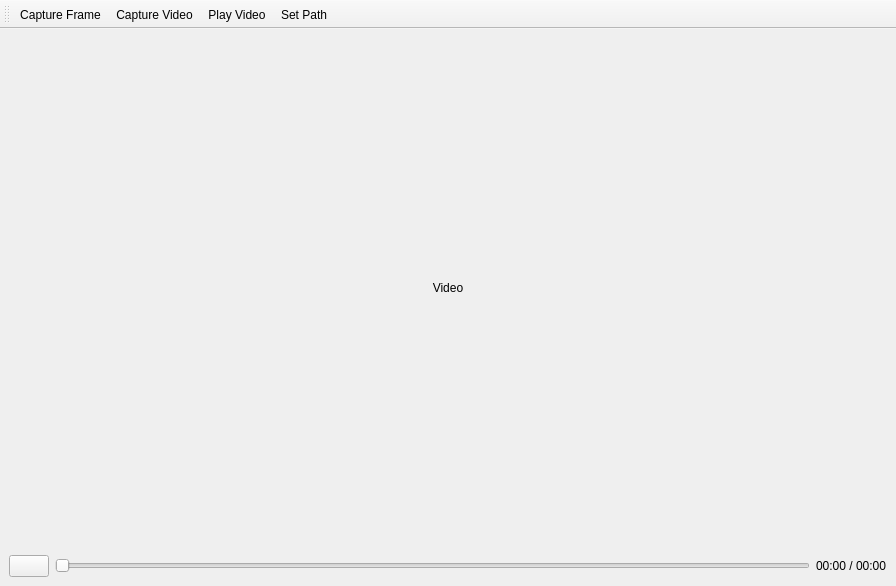
Nachos-mic/Aplikacja_Strumienie_Wideo, file mainwindow.ui: the form before one commit.
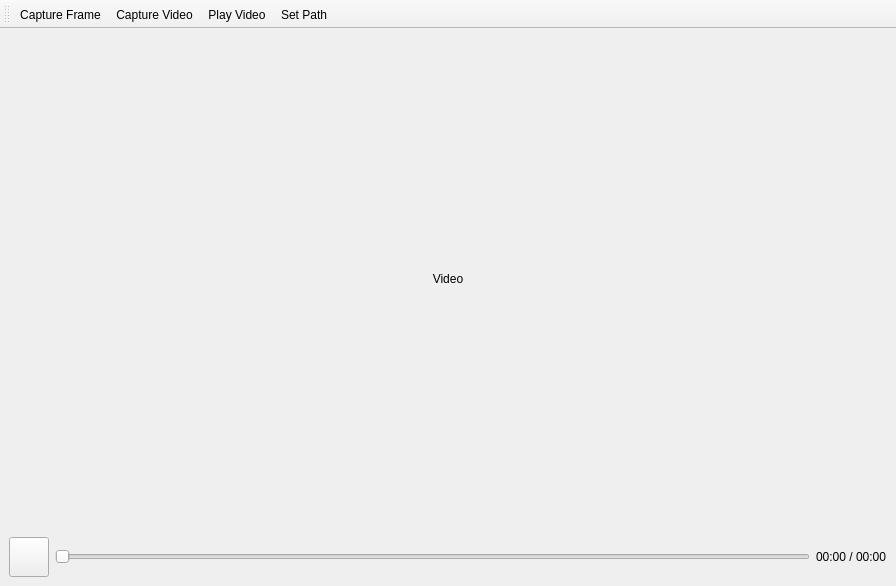
The form after the commit. Icons and pictures are not drawn.

Commit message: POprawka do przycisku stopu wideo

Patch:
```diff
--- a/mainwindow.ui
+++ b/mainwindow.ui
@@ -69,6 +69,12 @@
        </property>
        <item>
         <widget class="QPushButton" name="playPauseButton">
+         <property name="minimumSize">
+          <size>
+           <width>40</width>
+           <height>40</height>
+          </size>
+         </property>
          <property name="text">
           <string/>
          </property>
```
